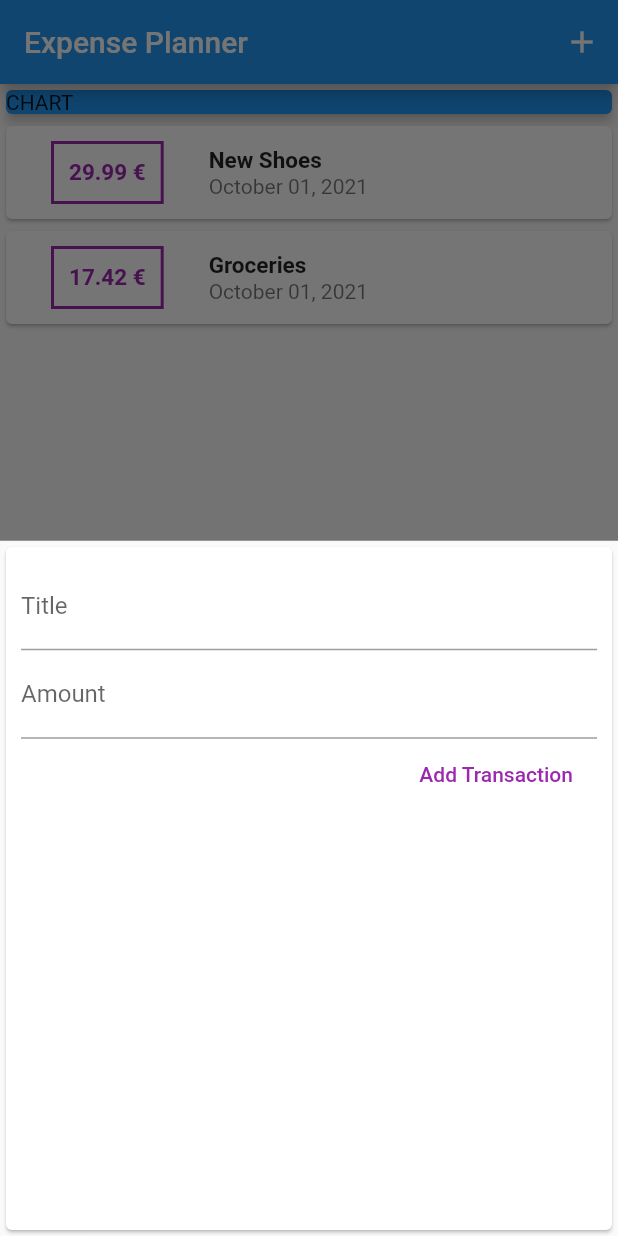
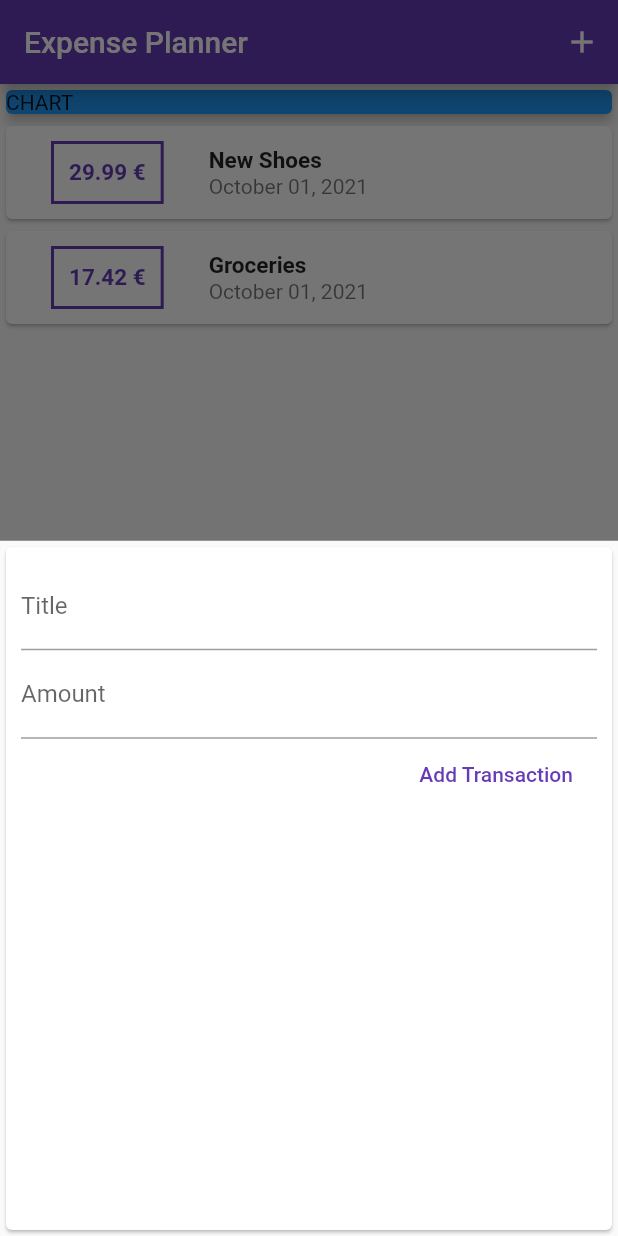
Before and after one commit to Korkmatik/Expensy, a Flutter app: the screen it shows after launch, after a tap on the "add" icon, on a phone screen of 412 x 824 dp. Run offline on Flutter 3.47's test engine with Material 2 defaults, Android fonts, the phone set to English and light mode, and no system bars.

Commit message:
Change themeing

```diff
--- a/lib/main.dart
+++ b/lib/main.dart
@@ -15,17 +15,18 @@ class MyApp extends StatelessWidget {
   @override
   Widget build(BuildContext context) {
     return MaterialApp(
-      title: 'Flutter Demo',
+      title: 'Expense Planner',
       theme: ThemeData(
-        primarySwatch: Colors.blue,
+        primarySwatch: Colors.deepPurple,
+        accentColor: Colors.amber,
       ),
-      home: MyHomePage(),
+      home: const MyHomePage(),
     );
   }
 }
 
 class MyHomePage extends StatefulWidget {
-  MyHomePage({Key? key}) : super(key: key);
+  const MyHomePage({Key? key}) : super(key: key);
 
   @override
   State<MyHomePage> createState() => _MyHomePageState();
--- a/lib/widgets/new_transaction.dart
+++ b/lib/widgets/new_transaction.dart
@@ -47,7 +47,7 @@ class _NewTransactionState extends State<NewTransaction> {
             FlatButton(
               onPressed: submitData,
               child: const Text('Add Transaction'),
-              textColor: Colors.purple,
+              textColor: Theme.of(context).primaryColor,
             ),
           ],
         ),
--- a/lib/widgets/transaction_list.dart
+++ b/lib/widgets/transaction_list.dart
@@ -21,10 +21,10 @@ class TransactionList extends StatelessWidget {
                   Container(
                     child: Text(
                       "${_transactions[index].amount.toStringAsFixed(2)} €",
-                      style: const TextStyle(
+                      style: TextStyle(
                         fontWeight: FontWeight.bold,
                         fontSize: 15,
-                        color: Colors.purple,
+                        color: Theme.of(context).primaryColor,
                       ),
                     ),
                     margin: const EdgeInsets.symmetric(
@@ -34,7 +34,7 @@ class TransactionList extends StatelessWidget {
                     padding: const EdgeInsets.all(10),
                     decoration: BoxDecoration(
                         border: Border.all(
-                      color: Colors.purple,
+                      color: Theme.of(context).primaryColor,
                       width: 2.0,
                     )),
                   ),
```
